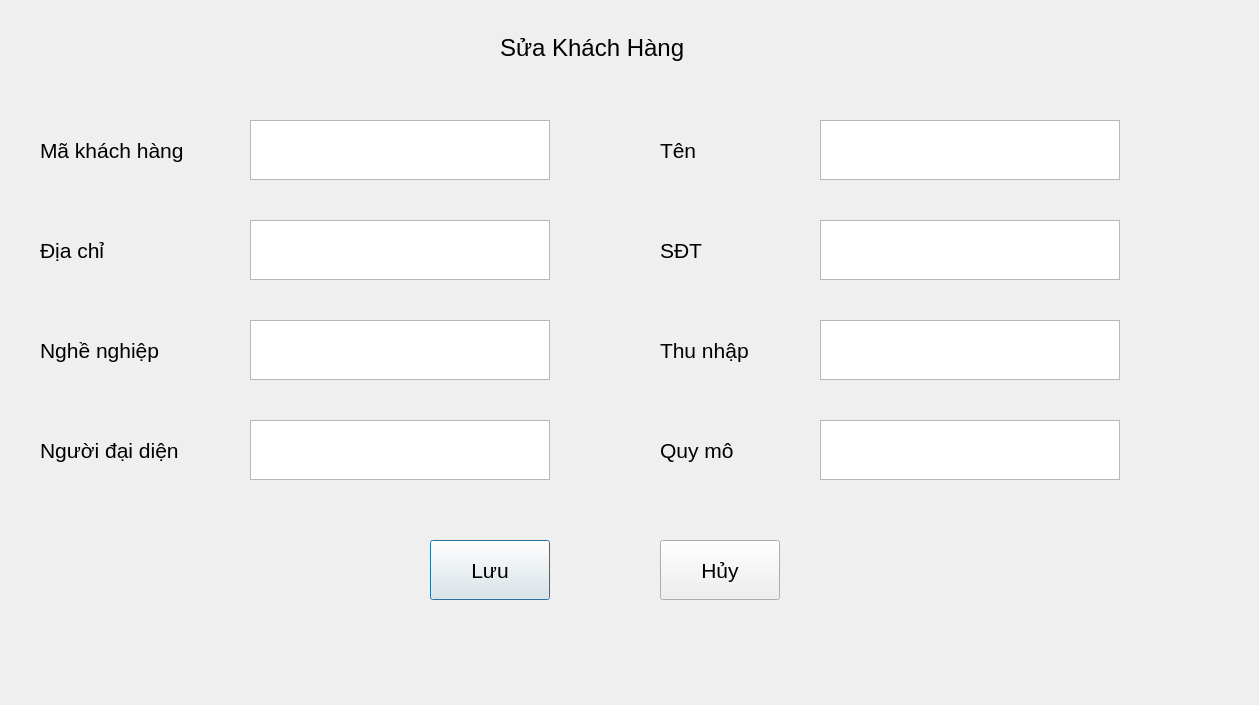
Old version of the form UI/SuaKhachHang.ui in the repository cuongphamduc/QuanLyChiNhanhNganHang.
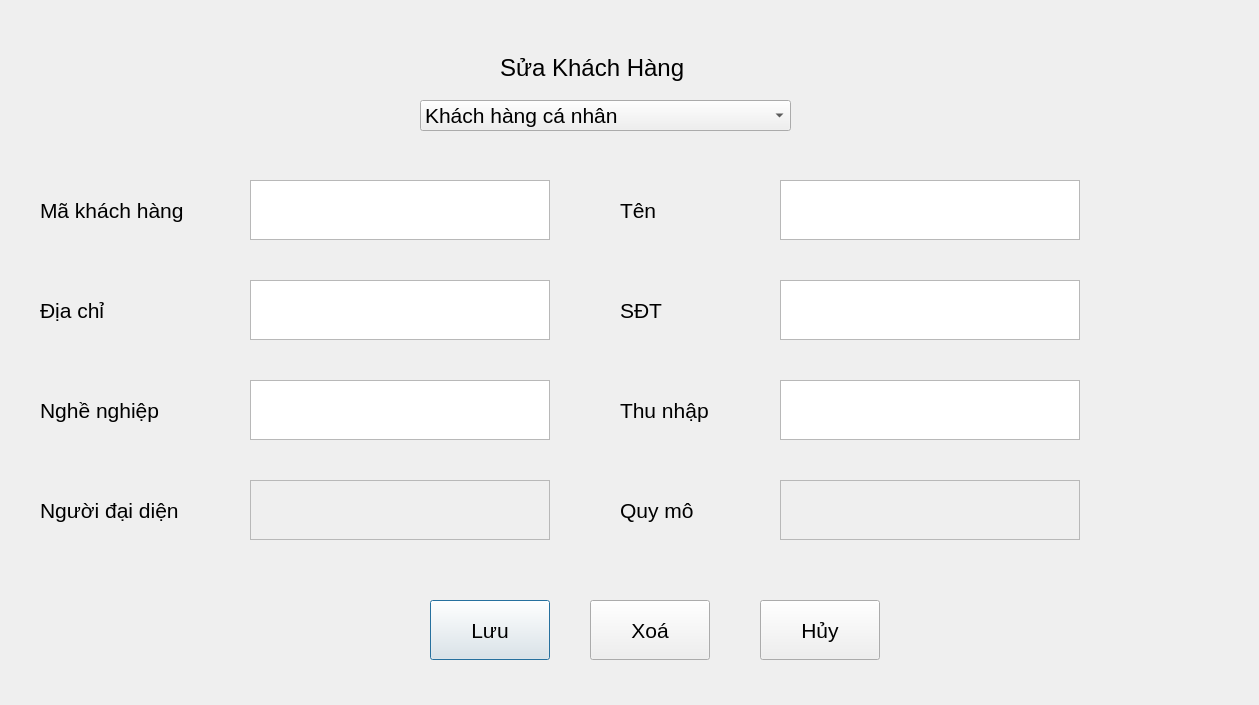
New version of the form.

Patch:
```diff
--- a/UI/SuaKhachHang.ui
+++ b/UI/SuaKhachHang.ui
@@ -19,39 +19,87 @@
   <property name="windowTitle">
    <string>Dialog</string>
   </property>
-  <widget class="QLabel" name="label">
-   <property name="geometry">
-    <rect>
-     <x>40</x>
-     <y>130</y>
-     <width>200</width>
-     <height>40</height>
-    </rect>
-   </property>
-   <property name="font">
-    <font>
-     <pointsize>16</pointsize>
-    </font>
-   </property>
-   <property name="text">
-    <string>Mã khách hàng</string>
-   </property>
-  </widget>
   <widget class="QTextEdit" name="textEdit">
    <property name="geometry">
     <rect>
      <x>250</x>
-     <y>120</y>
+     <y>180</y>
      <width>300</width>
      <height>60</height>
     </rect>
    </property>
   </widget>
+  <widget class="QComboBox" name="comboBox">
+   <property name="geometry">
+    <rect>
+     <x>420</x>
+     <y>100</y>
+     <width>371</width>
+     <height>31</height>
+    </rect>
+   </property>
+   <item>
+    <property name="text">
+     <string>Khách hàng cá nhân</string>
+    </property>
+   </item>
+   <item>
+    <property name="text">
+     <string>Khách hàng tổ chức/doanh nghiệp</string>
+    </property>
+   </item>
+  </widget>
+  <widget class="QLabel" name="label_4">
+   <property name="geometry">
+    <rect>
+     <x>40</x>
+     <y>290</y>
+     <width>200</width>
+     <height>40</height>
+    </rect>
+   </property>
+   <property name="font">
+    <font>
+     <pointsize>16</pointsize>
+    </font>
+   </property>
+   <property name="text">
+    <string>Địa chỉ</string>
+   </property>
+  </widget>
+  <widget class="QTextEdit" name="textEdit_5">
+   <property name="geometry">
+    <rect>
+     <x>250</x>
+     <y>380</y>
+     <width>300</width>
+     <height>60</height>
+    </rect>
+   </property>
+  </widget>
+  <widget class="QLabel" name="label_8">
+   <property name="geometry">
+    <rect>
+     <x>620</x>
+     <y>390</y>
+     <width>271</width>
+     <height>40</height>
+    </rect>
+   </property>
+   <property name="font">
+    <font>
+     <pointsize>16</pointsize>
+    </font>
+   </property>
+   <property name="text">
+    <string>Thu nhập</string>
+   </property>
+  </widget>
   <widget class="QLabel" name="label_2">
    <property name="geometry">
     <rect>
      <x>40</x>
-     <y>330</y>
+     <y>390</y>
      <width>251</width>
      <height>40</height>
     </rect>
@@ -65,49 +113,77 @@
     <string>Nghề nghiệp</string>
    </property>
   </widget>
-  <widget class="QTextEdit" name="textEdit_2">
-   <property name="geometry">
-    <rect>
-     <x>250</x>
-     <y>320</y>
-     <width>300</width>
-     <height>60</height>
-    </rect>
-   </property>
-  </widget>
-  <widget class="QLabel" name="label_3">
-   <property name="geometry">
-    <rect>
-     <x>40</x>
-     <y>430</y>
-     <width>261</width>
-     <height>40</height>
-    </rect>
-   </property>
-   <property name="font">
-    <font>
-     <pointsize>16</pointsize>
-    </font>
-   </property>
-   <property name="text">
-    <string>Người đại diện</string>
-   </property>
-  </widget>
   <widget class="QTextEdit" name="textEdit_3">
    <property name="geometry">
     <rect>
      <x>250</x>
-     <y>420</y>
+     <y>280</y>
      <width>300</width>
      <height>60</height>
     </rect>
    </property>
   </widget>
+  <widget class="QLabel" name="label">
+   <property name="geometry">
+    <rect>
+     <x>40</x>
+     <y>190</y>
+     <width>200</width>
+     <height>40</height>
+    </rect>
+   </property>
+   <property name="font">
+    <font>
+     <pointsize>16</pointsize>
+    </font>
+   </property>
+   <property name="text">
+    <string>Mã khách hàng</string>
+   </property>
+  </widget>
+  <widget class="QTextEdit" name="textEdit_2">
+   <property name="geometry">
+    <rect>
+     <x>780</x>
+     <y>180</y>
+     <width>300</width>
+     <height>60</height>
+    </rect>
+   </property>
+  </widget>
+  <widget class="QTextEdit" name="textEdit_4">
+   <property name="geometry">
+    <rect>
+     <x>780</x>
+     <y>280</y>
+     <width>300</width>
+     <height>60</height>
+    </rect>
+   </property>
+  </widget>
+  <widget class="QLabel" name="label_73">
+   <property name="geometry">
+    <rect>
+     <x>620</x>
+     <y>490</y>
+     <width>261</width>
+     <height>40</height>
+    </rect>
+   </property>
+   <property name="font">
+    <font>
+     <pointsize>16</pointsize>
+    </font>
+   </property>
+   <property name="text">
+    <string>Quy mô</string>
+   </property>
+  </widget>
   <widget class="QPushButton" name="pushButton">
    <property name="geometry">
     <rect>
      <x>430</x>
-     <y>540</y>
+     <y>600</y>
      <width>120</width>
      <height>60</height>
     </rect>
@@ -116,11 +192,29 @@
     <string>Lưu</string>
    </property>
   </widget>
+  <widget class="QLabel" name="label_3">
+   <property name="geometry">
+    <rect>
+     <x>40</x>
+     <y>490</y>
+     <width>261</width>
+     <height>40</height>
+    </rect>
+   </property>
+   <property name="font">
+    <font>
+     <pointsize>16</pointsize>
+    </font>
+   </property>
+   <property name="text">
+    <string>Người đại diện</string>
+   </property>
+  </widget>
   <widget class="QLabel" name="label_5">
    <property name="geometry">
     <rect>
      <x>500</x>
-     <y>30</y>
+     <y>50</y>
      <width>246</width>
      <height>36</height>
     </rect>
@@ -134,21 +228,11 @@
     <string>Sửa Khách Hàng</string>
    </property>
   </widget>
-  <widget class="QTextEdit" name="textEdit_4">
+  <widget class="QLabel" name="label_9">
    <property name="geometry">
     <rect>
-     <x>250</x>
-     <y>220</y>
-     <width>300</width>
-     <height>60</height>
-    </rect>
-   </property>
-  </widget>
-  <widget class="QLabel" name="label_4">
-   <property name="geometry">
-    <rect>
-     <x>40</x>
-     <y>230</y>
+     <x>620</x>
+     <y>190</y>
      <width>200</width>
      <height>40</height>
     </rect>
@@ -159,24 +243,17 @@
     </font>
    </property>
    <property name="text">
-    <string>Địa chỉ</string>
+    <string>Tên</string>
    </property>
   </widget>
-  <widget class="QTextEdit" name="textEdit_5">
-   <property name="geometry">
-    <rect>
-     <x>820</x>
-     <y>420</y>
-     <width>300</width>
-     <height>60</height>
-    </rect>
+  <widget class="QTextEdit" name="textEdit_7">
+   <property name="enabled">
+    <bool>false</bool>
    </property>
-  </widget>
-  <widget class="QTextEdit" name="textEdit_6">
    <property name="geometry">
     <rect>
-     <x>820</x>
-     <y>120</y>
+     <x>250</x>
+     <y>480</y>
      <width>300</width>
      <height>60</height>
     </rect>
@@ -185,8 +262,8 @@
   <widget class="QLabel" name="label_6">
    <property name="geometry">
     <rect>
-     <x>660</x>
-     <y>230</y>
+     <x>620</x>
+     <y>290</y>
      <width>200</width>
      <height>40</height>
     </rect>
@@ -200,91 +277,53 @@
     <string>SĐT</string>
    </property>
   </widget>
-  <widget class="QTextEdit" name="textEdit_7">
+  <widget class="QTextEdit" name="textEdit_6">
    <property name="geometry">
     <rect>
-     <x>820</x>
-     <y>320</y>
+     <x>780</x>
+     <y>380</y>
      <width>300</width>
      <height>60</height>
     </rect>
    </property>
   </widget>
-  <widget class="QLabel" name="label_7">
+  <widget class="QPushButton" name="pushButton_3">
    <property name="geometry">
     <rect>
-     <x>660</x>
-     <y>430</y>
-     <width>261</width>
-     <height>40</height>
+     <x>760</x>
+     <y>600</y>
+     <width>120</width>
+     <height>60</height>
     </rect>
    </property>
-   <property name="font">
-    <font>
-     <pointsize>16</pointsize>
-    </font>
-   </property>
    <property name="text">
-    <string>Quy mô</string>
-   </property>
-  </widget>
-  <widget class="QLabel" name="label_8">
-   <property name="geometry">
-    <rect>
-     <x>660</x>
-     <y>330</y>
-     <width>271</width>
-     <height>40</height>
-    </rect>
-   </property>
-   <property name="font">
-    <font>
-     <pointsize>16</pointsize>
-    </font>
-   </property>
-   <property name="text">
-    <string>Thu nhập</string>
+    <string>Hủy</string>
    </property>
   </widget>
   <widget class="QTextEdit" name="textEdit_8">
+   <property name="enabled">
+    <bool>false</bool>
+   </property>
    <property name="geometry">
     <rect>
-     <x>820</x>
-     <y>220</y>
+     <x>780</x>
+     <y>480</y>
      <width>300</width>
      <height>60</height>
     </rect>
    </property>
   </widget>
-  <widget class="QLabel" name="label_9">
-   <property name="geometry">
-    <rect>
-     <x>660</x>
-     <y>130</y>
-     <width>200</width>
-     <height>40</height>
-    </rect>
-   </property>
-   <property name="font">
-    <font>
-     <pointsize>16</pointsize>
-    </font>
-   </property>
-   <property name="text">
-    <string>Tên</string>
-   </property>
-  </widget>
   <widget class="QPushButton" name="pushButton_2">
    <property name="geometry">
     <rect>
-     <x>660</x>
-     <y>540</y>
+     <x>590</x>
+     <y>600</y>
      <width>120</width>
      <height>60</height>
     </rect>
    </property>
    <property name="text">
-    <string>Hủy</string>
+    <string>Xoá</string>
    </property>
   </widget>
  </widget>
```
